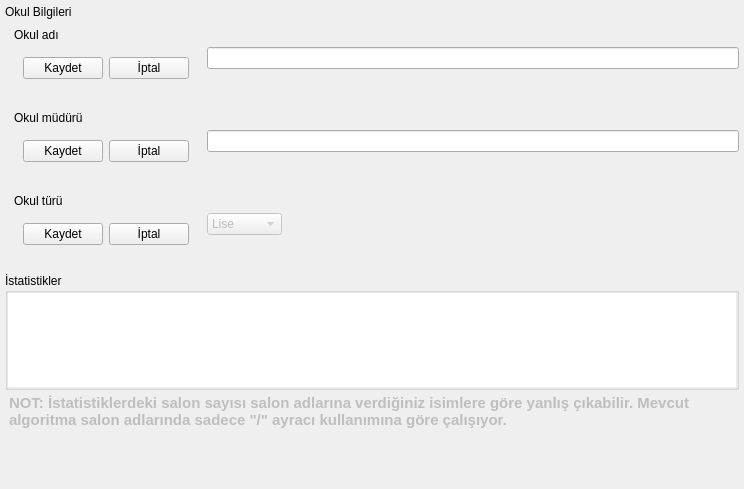
yoseidonn/Kelebek-App, file Forms/okul_bilgileri_frame.ui: the form before one commit.
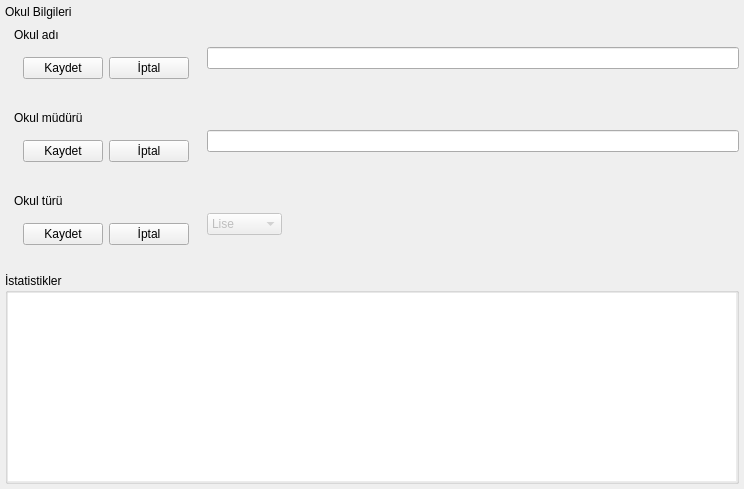
The form after the commit.

What changed in the file:
```diff
--- a/Forms/okul_bilgileri_frame.ui
+++ b/Forms/okul_bilgileri_frame.ui
@@ -450,7 +450,7 @@
          <item>
           <widget class="QTableWidget" name="table">
            <property name="sizePolicy">
-            <sizepolicy hsizetype="Expanding" vsizetype="Preferred">
+            <sizepolicy hsizetype="Expanding" vsizetype="Expanding">
              <horstretch>0</horstretch>
              <verstretch>0</verstretch>
             </sizepolicy>
@@ -463,20 +463,6 @@
      </layout>
     </widget>
    </item>
-   <item alignment="Qt::AlignTop">
-    <widget class="QTextBrowser" name="textBrowser">
-     <property name="enabled">
-      <bool>false</bool>
-     </property>
-     <property name="html">
-      <string>&lt;!DOCTYPE HTML PUBLIC &quot;-//W3C//DTD HTML 4.0//EN&quot; &quot;http://www.w3.org/TR/REC-html40/strict.dtd&quot;&gt;
-&lt;html&gt;&lt;head&gt;&lt;meta name=&quot;qrichtext&quot; content=&quot;1&quot; /&gt;&lt;style type=&quot;text/css&quot;&gt;
-p, li { white-space: pre-wrap; }
-&lt;/style&gt;&lt;/head&gt;&lt;body style=&quot; font-family:'Ubuntu'; font-size:11pt; font-weight:400; font-style:normal;&quot;&gt;
-&lt;p style=&quot; margin-top:0px; margin-bottom:0px; margin-left:0px; margin-right:0px; -qt-block-indent:0; text-indent:0px;&quot;&gt;&lt;span style=&quot; font-weight:600;&quot;&gt;NOT: İstatistiklerdeki salon sayısı salon adlarına verdiğiniz isimlere göre yanlış çıkabilir. Mevcut algoritma salon adlarında sadece &amp;quot;/&amp;quot; ayracı kullanımına göre çalışıyor.&lt;/span&gt;&lt;/p&gt;&lt;/body&gt;&lt;/html&gt;</string>
-     </property>
-    </widget>
-   </item>
   </layout>
  </widget>
  <resources/>
```
Left out of the diff: 22 changed lines with no effect on the pictures.
